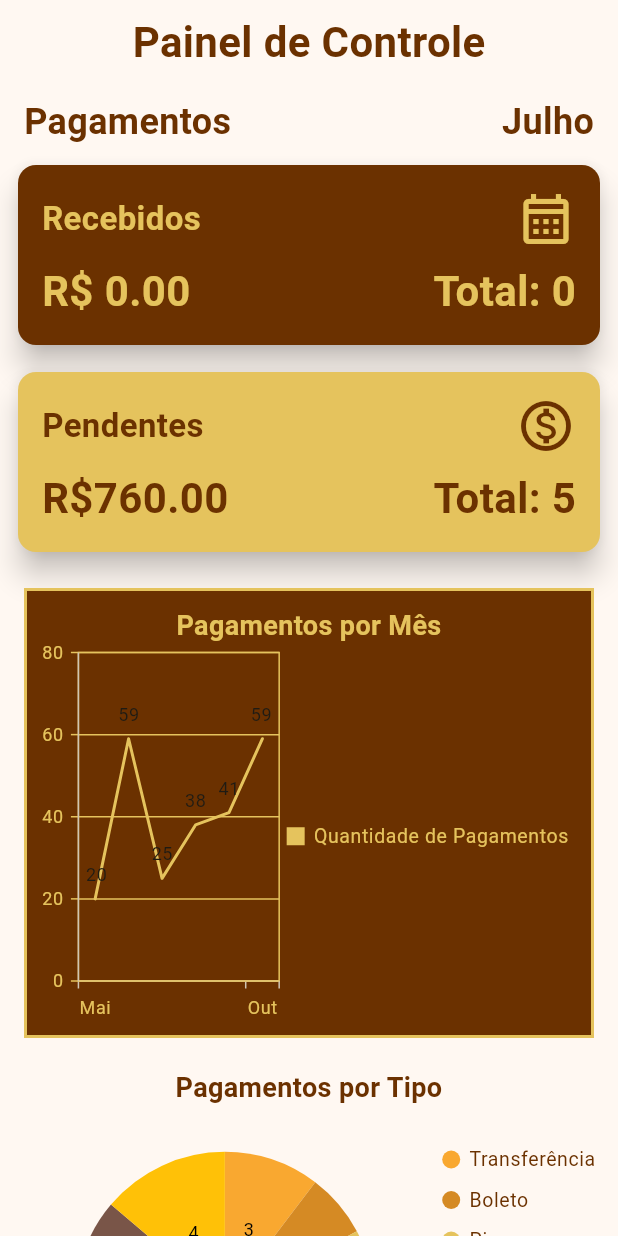
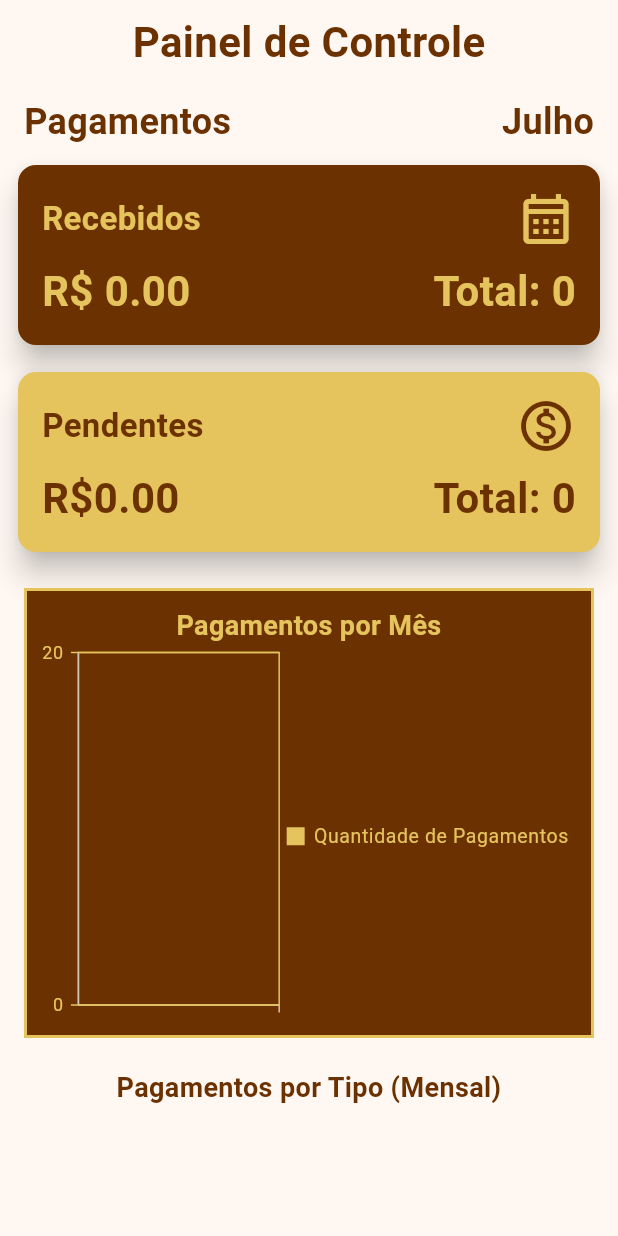
Before and after one commit to JoaoLuis45/AlugaFacil, a Flutter app: the DashboardPage screen opened directly, on a phone screen of 412 x 824 dp. Run offline on Flutter 3.47's test engine with Material 3 defaults, Android fonts, the phone set to English and light mode, and no system bars; our stand-ins replace anim_search_bar, animated_bottom_navigation_bar, calendar_date_picker2, cloud_firestore, file_picker, firebase_auth and 7 more; accounts and stored records are empty.

Commit message:
feat: enhance dashboard functionality with payment tracking and tenant status updates

```diff
--- a/lib/app/controllers/dashboard_page_controller.dart
+++ b/lib/app/controllers/dashboard_page_controller.dart
@@ -4,6 +4,7 @@ import 'package:aluga_facil/app/data/providers/payment_provider.dart';
 import 'package:aluga_facil/app/data/repositories/house_repository.dart';
 import 'package:aluga_facil/app/data/repositories/inquilino_repository.dart';
 import 'package:aluga_facil/app/data/repositories/payment_repository.dart';
+import 'package:flutter/material.dart';
 import 'package:get/get.dart';
 import 'package:syncfusion_flutter_charts/charts.dart';
 
@@ -27,21 +28,24 @@ class DashboardPageController extends GetxController {
   final totalHousesAvailable = 0.obs;
   final totalHousesRented = 0.obs;
 
+  final totalTenantsUpToDate = 0.obs;
+  final totalTenantsOwing = 0.obs;
+
+  final listPaymentsTypeData = [].obs;
+  final listPaymentsData = [].obs;
+
   @override
   void onInit() async {
     tooltipBehavior = TooltipBehavior(enable: true);
-    await getDatas();
     super.onInit();
   }
 
   getDatas() async {
-    totalPaymentsReceivedNumber.value = await paymentRepository
-        .countPaymentsReceivedInCurrentMonth();
-    totalPaymentsReceivedAmout.value = await paymentRepository
-        .countAmoutPaymentsReceivedInCurrentMonth();
-
-    totalHousesAvailable.value = await houseRepository.getTotalHousesAvailable();
-    totalHousesRented.value = await houseRepository.getTotalHousesRented();
+    await paymentRepository.paymentsReceivedInCurrentMonth();
+    await paymentRepository.paymentsPendingInCurrentMonthAndTenantsSituation();
+    await paymentRepository.paymentsReceivedInCurrentMonthPerType();
+    await paymentRepository.paymentsReceivedInLastSixMonths();
+    await houseRepository.getSituationHouses();
   }
 
   String getCurrentMonthNamePtBr() {
@@ -62,18 +66,36 @@ class DashboardPageController extends GetxController {
     final now = DateTime.now();
     return monthNames[now.month - 1];
   }
+
+  String getMonthNamePtBr(int month) {
+    const monthNames = [
+      'Janeiro',
+      'Fevereiro',
+      'Março',
+      'Abril',
+      'Maio',
+      'Junho',
+      'Julho',
+      'Agosto',
+      'Setembro',
+      'Outubro',
+      'Novembro',
+      'Dezembro',
+    ];
+    return monthNames[month];
+  }
 }
 
 class PaymentsData {
   final String month;
-  final double amount;
+  final int amount;
 
   PaymentsData(this.month, this.amount);
 }
 
 class PaymentsTypeData {
   final String type;
-  final double amount;
+  final int amount;
 
   PaymentsTypeData(this.type, this.amount);
 }
--- a/lib/app/controllers/home_page_controller.dart
+++ b/lib/app/controllers/home_page_controller.dart
@@ -1,5 +1,6 @@
 import 'dart:io';
 
+import 'package:aluga_facil/app/controllers/dashboard_page_controller.dart';
 import 'package:aluga_facil/app/controllers/financeiro_page_controller.dart';
 import 'package:aluga_facil/app/controllers/house_controller.dart';
 import 'package:aluga_facil/app/controllers/inquilino_page_controller.dart';
@@ -24,6 +25,7 @@ class HomePageController extends GetxController {
   final inquilinoController = Get.find<InquilinoPageController>();
   final houseController = Get.find<HouseController>();
   final paymentController = Get.find<FinanceiroPageController>();
+  final dashBoardController = Get.find<DashboardPageController>();
 
   HomePageController(this._repository);
 
@@ -32,7 +34,6 @@ class HomePageController extends GetxController {
     super.onInit();
     final user = _repository.getUserData();
     userController.loggedUser = user;
-    await refreshPages();
   }
 
   final FirebaseStorage _storage = FirebaseStorage.instance;
@@ -41,6 +42,7 @@ class HomePageController extends GetxController {
     await inquilinoController.inquilinoRepository.read();
     await houseController.houseRepository.read();
     await paymentController.paymentRepository.read();
+    await dashBoardController.getDatas();
   }
 
   _uploadImage() async {
--- a/lib/app/controllers/house_details_page_controller.dart
+++ b/lib/app/controllers/house_details_page_controller.dart
@@ -51,7 +51,6 @@ class HouseDetailsPageController extends GetxController {
 
   @override
   void dispose() {
-    // TODO: implement dispose
     super.dispose();
     Get.delete<HouseDetailsPageController>();
   }
--- a/lib/app/data/models/house_model.dart
+++ b/lib/app/data/models/house_model.dart
@@ -1,3 +1,4 @@
+import 'package:cloud_firestore/cloud_firestore.dart';
 import 'package:uuid/uuid.dart';
 
 class HouseModel {
@@ -32,7 +33,7 @@ class HouseModel {
       fotoCasa: json['fotoCasa'],
       valorAluguel: json['valorAluguel'],
       id: json['id'],
-      dataAluguel: json['dataAluguel'],
+      dataAluguel: (json['dataAluguel'] as Timestamp?)?.toDate(),
       inquilino: json['inquilino'],
     );
   }
--- a/lib/app/ui/pages/tabs/dashboard_page.dart
+++ b/lib/app/ui/pages/tabs/dashboard_page.dart
@@ -146,12 +146,13 @@ class DashboardPage extends GetView<DashboardPageController> {
                         ],
                       ),
                       SizedBox(height: 8),
-                      Row(
+                      Obx(() {
+                        return Row(
                           mainAxisAlignment: MainAxisAlignment.spaceBetween,
                           children: [
                             Text(
                               // 'R\$ ${controller.totalPendingPayments.value.toStringAsFixed(2)}',
-                            'R\$760.00',
+                              'R\$${controller.totalPaymentsPendingAmout.value.toStringAsFixed(2)}',
                               style: TextStyle(
                                 color: brownColorTwo,
                                 fontSize: 28,
@@ -160,7 +161,7 @@ class DashboardPage extends GetView<DashboardPageController> {
                             ),
                             Text(
                               // 'R\$ ${controller.totalPendingPayments.value.toStringAsFixed(2)}',
-                            'Total: 5',
+                              'Total: ${controller.totalPaymentsPendingNumber.value}',
                               style: TextStyle(
                                 color: brownColorTwo,
                                 fontSize: 28,
@@ -168,7 +169,8 @@ class DashboardPage extends GetView<DashboardPageController> {
                               ),
                             ),
                           ],
-                      ),
+                        );
+                      }),
                     ],
                   ),
                 ),
@@ -178,14 +180,21 @@ class DashboardPage extends GetView<DashboardPageController> {
           SizedBox(height: 20),
           Padding(
             padding: const EdgeInsets.symmetric(horizontal: 16),
-            child: SfCartesianChart(
+            child: Obx(() {
+              return SfCartesianChart(
                 primaryXAxis: CategoryAxis(
                   labelStyle: TextStyle(color: goldColorThree),
                   majorGridLines: MajorGridLines(width: 0),
                 ),
                 primaryYAxis: NumericAxis(
-                majorGridLines: MajorGridLines(width: 1, color: goldColorThree),
-                majorTickLines: MajorTickLines(width: 1, color: goldColorThree),
+                  majorGridLines: MajorGridLines(
+                    width: 1,
+                    color: goldColorThree,
+                  ),
+                  majorTickLines: MajorTickLines(
+                    width: 1,
+                    color: goldColorThree,
+                  ),
                   labelStyle: TextStyle(color: goldColorThree),
                   interval: 20,
                 ),
@@ -209,29 +218,24 @@ class DashboardPage extends GetView<DashboardPageController> {
                 borderWidth: 2,
                 palette: [goldColorThree, brownColorTwo],
                 backgroundColor: brownColorTwo,
-              series: <LineSeries<PaymentsData, String>>[
-                LineSeries<PaymentsData, String>(
+                series: <LineSeries<dynamic, String>>[
+                  LineSeries<dynamic, String>(
                     name: 'Quantidade de Pagamentos',
-                  dataSource: <PaymentsData>[
-                    PaymentsData('Mai', 20),
-                    PaymentsData('Jun', 59),
-                    PaymentsData('Jul', 25),
-                    PaymentsData('Ago', 38),
-                    PaymentsData('Set', 41),
-                    PaymentsData('Out', 59),
-                  ],
-                  xValueMapper: (PaymentsData sales, _) => sales.month,
-                  yValueMapper: (PaymentsData sales, _) => sales.amount,
+                    dataSource: controller.listPaymentsData.value,
+                    xValueMapper: (dynamic sales, _) => sales.month,
+                    yValueMapper: (dynamic sales, _) => sales.amount,
                     // Enable data label
                     dataLabelSettings: DataLabelSettings(isVisible: true),
                   ),
                 ],
-            ),
+              );
+            }),
           ),
           SizedBox(height: 10),
-          SfCircularChart(
+          Obx(() {
+            return SfCircularChart(
               title: ChartTitle(
-              text: 'Pagamentos por Tipo',
+                text: 'Pagamentos por Tipo (Mensal)',
                 textStyle: TextStyle(
                   color: brownColorTwo,
                   fontSize: 18,
@@ -255,25 +259,17 @@ class DashboardPage extends GetView<DashboardPageController> {
               ],
               tooltipBehavior: controller.tooltipBehavior,
               series: [
-              PieSeries<PaymentsTypeData, String>(
-                dataSource: <PaymentsTypeData>[
-                  PaymentsTypeData('Transferência', 3),
-                  PaymentsTypeData('Boleto', 2),
-                  PaymentsTypeData('Pix', 5),
-                  PaymentsTypeData('Promissória', 2),
-                  PaymentsTypeData('Crédito', 1),
-                  PaymentsTypeData('Débito', 7),
-                  PaymentsTypeData('Vale', 5),
-                  PaymentsTypeData('Dinheiro', 4),
-                ],
-                xValueMapper: (PaymentsTypeData data, _) => data.type,
-                yValueMapper: (PaymentsTypeData data, _) => data.amount,
+                PieSeries<dynamic, String>(
+                  dataSource: controller.listPaymentsTypeData.value,
+                  xValueMapper: (dynamic data, _) => data.type,
+                  yValueMapper: (dynamic data, _) => data.amount,
                   dataLabelSettings: DataLabelSettings(isVisible: true),
                   explode: true,
                   explodeIndex: 0,
                 ),
               ],
-          ),
+            );
+          }),
           SizedBox(height: 10),
           Padding(
             padding: const EdgeInsets.symmetric(horizontal: 16, vertical: 8),
@@ -392,13 +388,15 @@ class DashboardPage extends GetView<DashboardPageController> {
                         ],
                       ),
                       SizedBox(height: 4),
-                      Row(
+                      Obx(() {
+                        return Row(
                           mainAxisAlignment: MainAxisAlignment.spaceEvenly,
                           children: [
                             Column(
                               children: [
                                 Text(
-                                '5',
+                                  controller.totalTenantsUpToDate.value
+                                      .toString(),
                                   style: TextStyle(
                                     color: brownColorTwo,
                                     fontSize: 28,
@@ -417,7 +415,7 @@ class DashboardPage extends GetView<DashboardPageController> {
                             Column(
                               children: [
                                 Text(
-                                '15',
+                                  controller.totalTenantsOwing.value.toString(),
                                   style: TextStyle(
                                     color: brownColorTwo,
                                     fontSize: 28,
@@ -434,13 +432,15 @@ class DashboardPage extends GetView<DashboardPageController> {
                               ],
                             ),
                           ],
-                      ),
+                        );
+                      }),
                     ],
                   ),
                 ),
               ),
             ),
           ),
+          SizedBox(height: 50),
         ],
       ),
     );
```
Also changed, not shown: lib/app/data/providers/house_provider.dart (+11 -18 lines), lib/app/data/providers/payment_provider.dart (+253 -38 lines), lib/app/data/repositories/house_repository.dart (+2 -6 lines), lib/app/data/repositories/payment_repository.dart (+13 -4 lines), lib/app/ui/pages/payment_details_page.dart (+0 -27 lines), lib/app/ui/pages/tabs/financeiro_page.dart (+23 -0 lines), lib/app/ui/widgets/fade_indexed_stack.dart (+6 -2 lines). Lines whose indentation alone changed are shown as unchanged.
